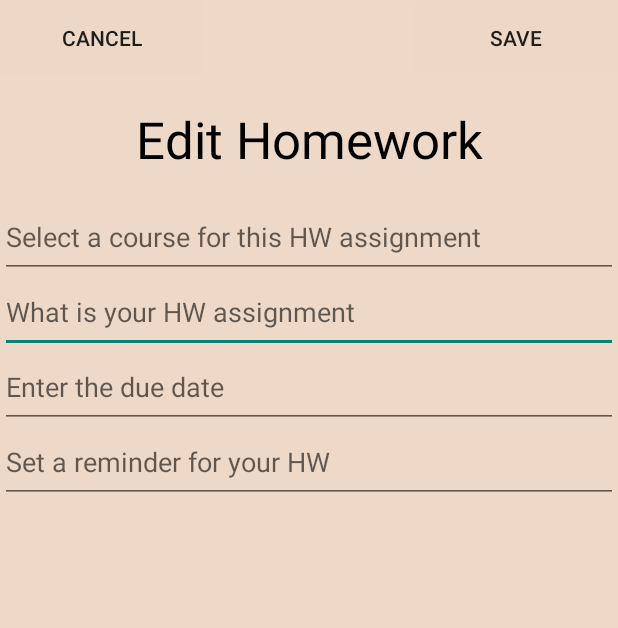
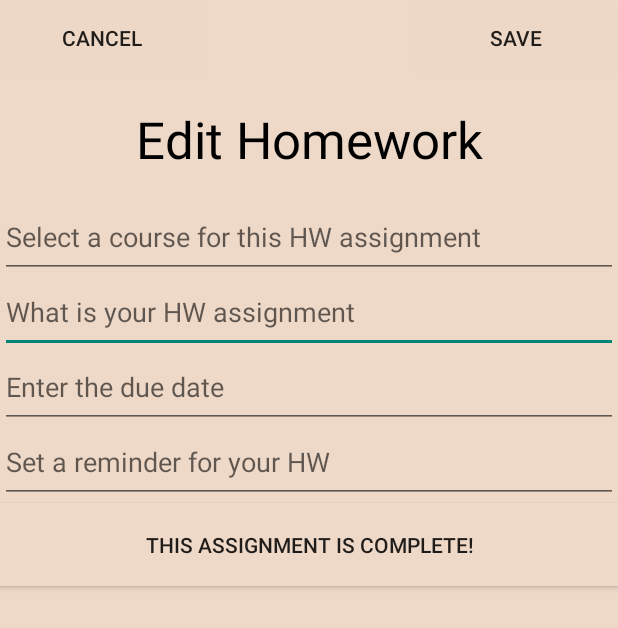
Before and after one commit to CJMaher0401/OurHomeworkApp, an Android app built with Jetpack Compose: the layout edithwscreen_layout.xml on its own in the app's theme, with its tools: preview values and no code run, on a phone screen of 412 x 824 dp. Shown: the top 628 px of the screen. Run offline under Robolectric (Android 15) with nearby library versions, the phone set to English and light mode, and no system bars.

Commit message:
Trying to get homework to show up in the completedhwscreen_layout, successfully have it dissappear but not capable to have it appear in the assoicated recycler view.

```diff
--- a/app/src/main/res/layout/edithwscreen_layout.xml
+++ b/app/src/main/res/layout/edithwscreen_layout.xml
@@ -75,5 +75,12 @@
         android:hint="Set a reminder for your HW"
         android:paddingBottom="15dp" />
 
+    <Button
+        android:id="@+id/completeHWButton"
+        android:layout_width="match_parent"
+        android:layout_height="55dp"
+        android:background="#EED8C7"
+        android:text="This assignment is complete!" />
+
 
 </LinearLayout>
```
Also changed, not shown: app/src/main/java/com/example/ourhomeworkapp/MainActivity.kt (+40 -6 lines), app/src/main/res/layout/completedhwscreen_layout.xml (+8 -1 lines).
